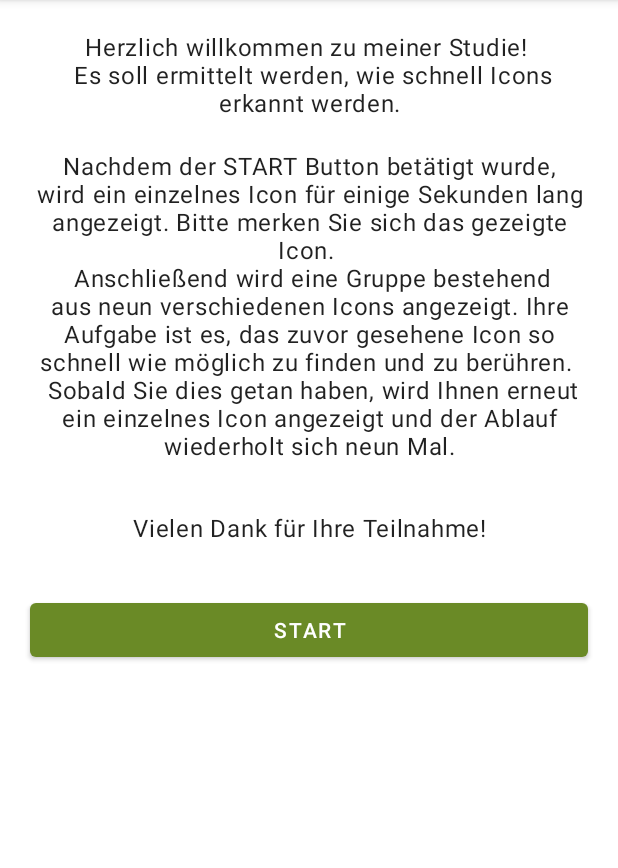
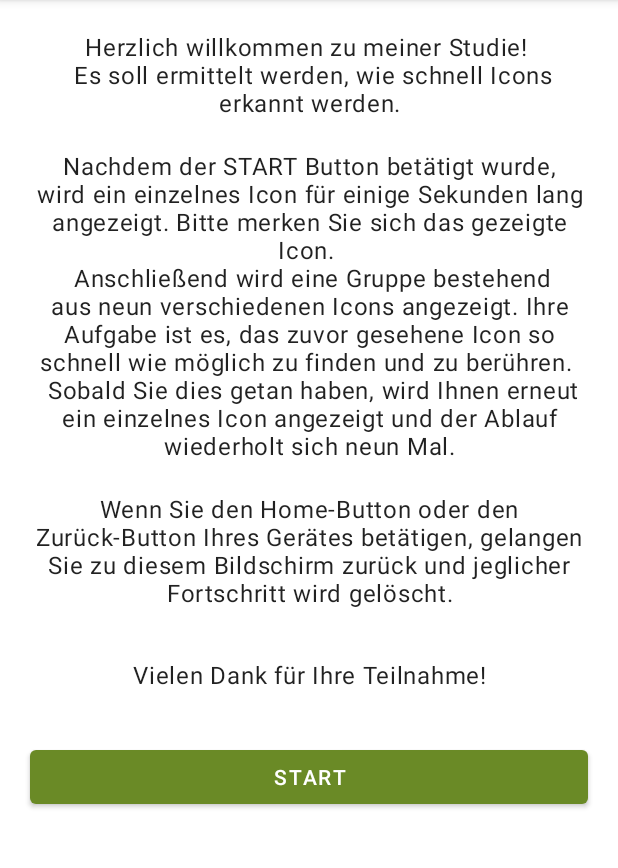
Before and after one commit to schubertn/IconFinder, an Android app: the screen it shows after launch (MainActivity), on a phone screen of 412 x 824 dp, the part 84-952 px from its top. Run offline under Robolectric (Android 15) with nearby library versions, the phone set to English and light mode, and no system bars; our stand-ins replace data binding.

Commit message:
:lipstick: Added some text to the instructions

```diff
--- a/app/src/main/java/de/tuchemnitz/iconfinder/MainActivity.kt
+++ b/app/src/main/java/de/tuchemnitz/iconfinder/MainActivity.kt
@@ -37,6 +37,8 @@ class MainActivity : AppCompatActivity(R.layout.activity_main) {
 // DONE: Handle home button of phone (same as return button?)
 // TODO: Continue 'Shared ViewModel Across Fragments' Tutorial
 // TODO: Check if shownIcons in IconViewModel should be private/add functions
+// TODO: Lifecycleowner?
+// TODO: Praktikumsbericht Stichpunkte
 // DONE: Implement timer
 // TODO: Change colors for dark theme
 // TODO: Design app icon (lupe als foreground, icons als background (bewegungseffekt))
--- a/app/src/main/res/layout/welcome_fragment.xml
+++ b/app/src/main/res/layout/welcome_fragment.xml
@@ -49,6 +49,16 @@
             app:layout_constraintStart_toStartOf="parent"
             app:layout_constraintTop_toBottomOf="@id/second_paragraph" />
 
+        <TextView
+            android:id="@+id/fourth_paragraph"
+            style="@style/IconFinder.TextView"
+            android:layout_width="wrap_content"
+            android:layout_height="wrap_content"
+            android:text="@string/fourth_paragraph_text"
+            app:layout_constraintEnd_toEndOf="parent"
+            app:layout_constraintStart_toStartOf="parent"
+            app:layout_constraintTop_toBottomOf="@id/third_paragraph" />
+
         <Button
             android:id="@+id/start_button"
             android:layout_width="match_parent"
@@ -60,7 +70,7 @@
             app:backgroundTint="@color/green_light"
             app:layout_constraintEnd_toEndOf="parent"
             app:layout_constraintStart_toStartOf="parent"
-            app:layout_constraintTop_toBottomOf="@id/third_paragraph" />
+            app:layout_constraintTop_toBottomOf="@id/fourth_paragraph" />
 
     </androidx.constraintlayout.widget.ConstraintLayout>
 </layout>
--- a/app/src/main/res/values/strings.xml
+++ b/app/src/main/res/values/strings.xml
@@ -17,6 +17,11 @@
     </string>
 
     <string name="third_paragraph_text">
+        Wenn Sie den Home-Button oder den Zurück-Button Ihres Gerätes betätigen, gelangen Sie
+        zu diesem Bildschirm zurück und jeglicher Fortschritt wird gelöscht.
+    </string>
+
+    <string name="fourth_paragraph_text">
         Vielen Dank für Ihre Teilnahme!
     </string>
 
```
